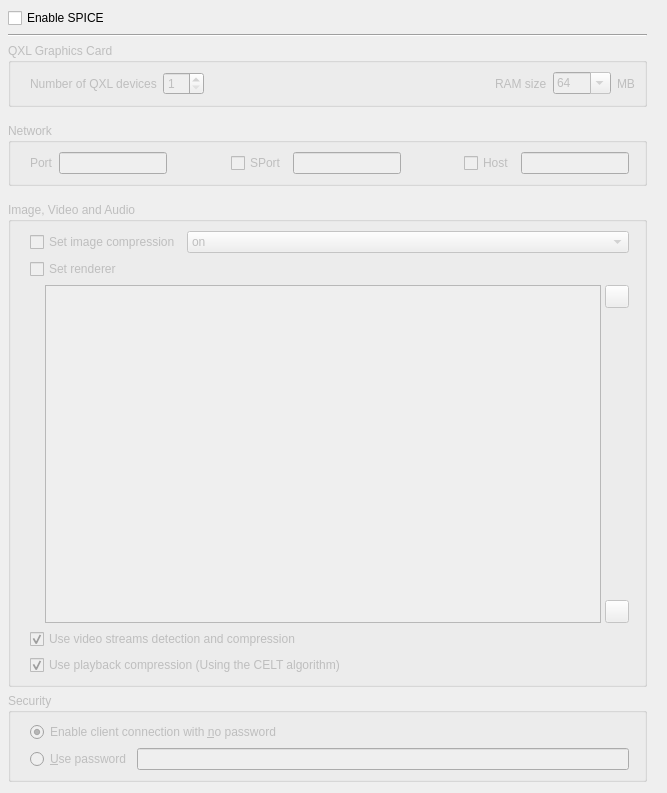
First picture: the form in src/SPICE_Settings_Widget.ui, repository tobimensch/aqemu, before the edit.
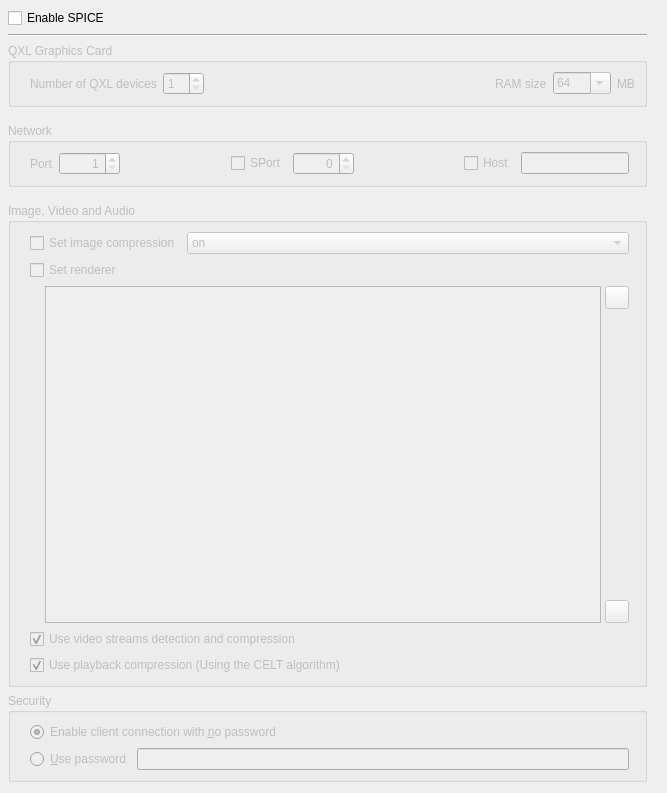
Second picture: the form after the edit. Icons and pictures are not drawn.

What changed in the file:
```diff
--- a/src/SPICE_Settings_Widget.ui
+++ b/src/SPICE_Settings_Widget.ui
@@ -36,8 +36,8 @@
        <rect>
         <x>0</x>
         <y>0</y>
-        <width>653</width>
-        <height>779</height>
+        <width>648</width>
+        <height>774</height>
        </rect>
       </property>
       <layout class="QVBoxLayout" name="verticalLayout_7">
@@ -226,15 +226,15 @@
                 </widget>
                </item>
                <item>
-                <widget class="QLineEdit" name="Edit_SPICE_Port">
-                 <property name="sizePolicy">
-                  <sizepolicy hsizetype="Expanding" vsizetype="Minimum">
-                   <horstretch>0</horstretch>
-                   <verstretch>0</verstretch>
-                  </sizepolicy>
+                <widget class="QSpinBox" name="Edit_SPICE_Port">
+                 <property name="alignment">
+                  <set>Qt::AlignRight|Qt::AlignTrailing|Qt::AlignVCenter</set>
                  </property>
-                 <property name="maxLength">
-                  <number>5</number>
+                 <property name="minimum">
+                  <number>1</number>
+                 </property>
+                 <property name="maximum">
+                  <number>10000</number>
                  </property>
                 </widget>
                </item>
@@ -259,18 +259,12 @@
                 </widget>
                </item>
                <item>
-                <widget class="QLineEdit" name="Edit_SPICE_SPort">
-                 <property name="enabled">
-                  <bool>false</bool>
+                <widget class="QSpinBox" name="Edit_SPICE_SPort">
+                 <property name="alignment">
+                  <set>Qt::AlignRight|Qt::AlignTrailing|Qt::AlignVCenter</set>
                  </property>
-                 <property name="sizePolicy">
-                  <sizepolicy hsizetype="Expanding" vsizetype="Minimum">
-                   <horstretch>0</horstretch>
-                   <verstretch>0</verstretch>
-                  </sizepolicy>
-                 </property>
-                 <property name="maxLength">
-                  <number>5</number>
+                 <property name="maximum">
+                  <number>10000</number>
                  </property>
                 </widget>
                </item>
```
Left out of the diff: 34 changed lines with no effect on the pictures.
